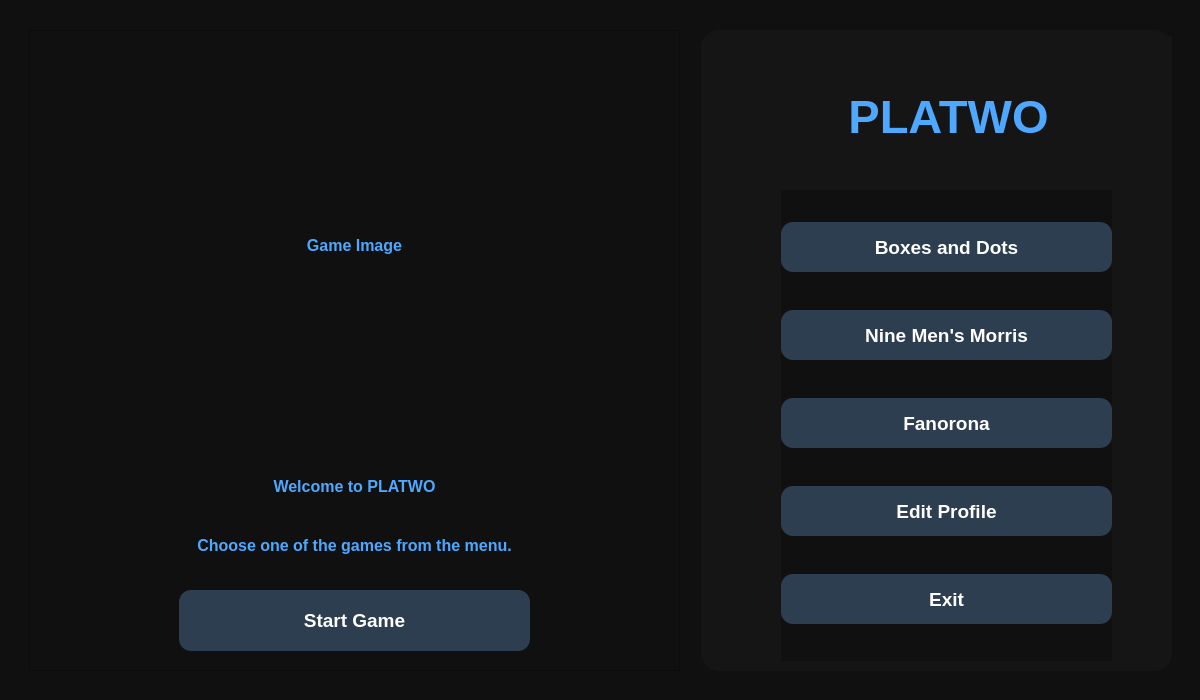
First picture: the form in Platwo/mainwindow.ui, repository Carbon-128X/CarbonApollo-PlaTwo, before the edit.
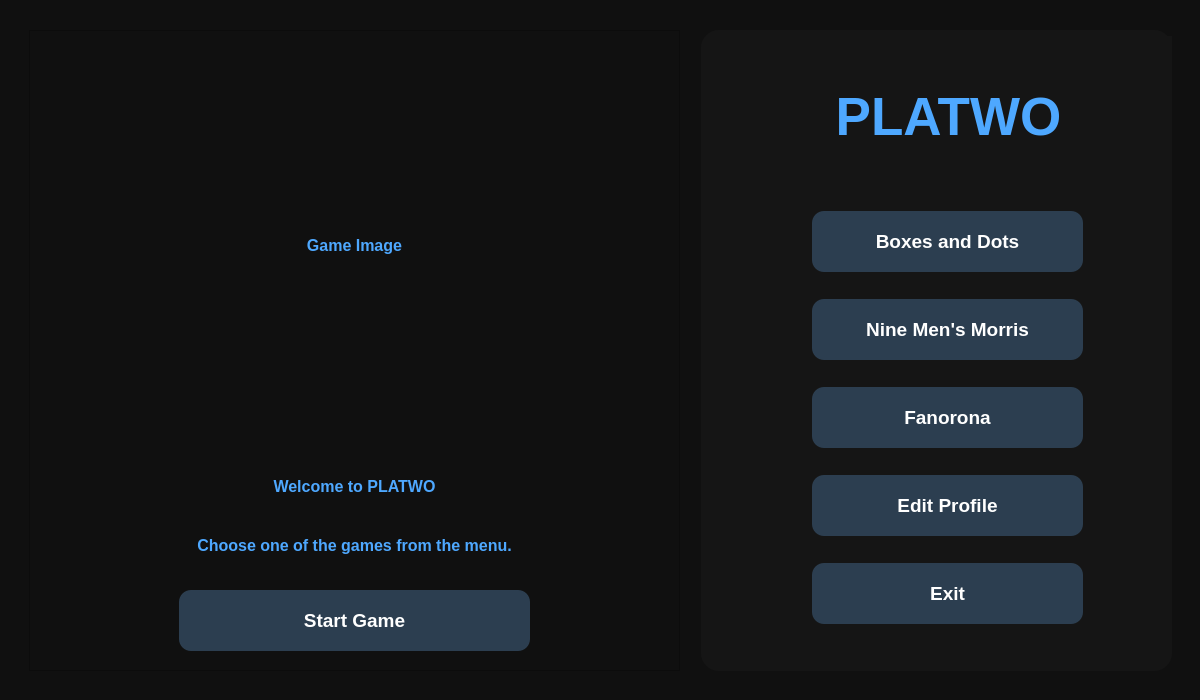
Second picture: the form after the edit.

Commit message: UI editing, completing the profile editing

The edit to the form file:
```diff
--- a/Platwo/mainwindow.ui
+++ b/Platwo/mainwindow.ui
@@ -52,9 +52,9 @@
       <widget class="QLabel" name="gameImage">
        <property name="geometry">
         <rect>
-         <x>40</x>
+         <x>20</x>
          <y>20</y>
-         <width>571</width>
+         <width>611</width>
          <height>391</height>
         </rect>
        </property>
@@ -210,7 +210,7 @@
     </property>
     <property name="font">
      <font>
-      <pointsize>35</pointsize>
+      <pointsize>40</pointsize>
       <bold>true</bold>
      </font>
     </property>
@@ -224,20 +224,17 @@
      <set>Qt::AlignmentFlag::AlignCenter</set>
     </property>
    </widget>
-   <widget class="QWidget" name="layoutWidget">
+   <widget class="QPushButton" name="exitButton">
     <property name="geometry">
      <rect>
-      <x>80</x>
-      <y>160</y>
-      <width>331</width>
-      <height>471</height>
+      <x>111</x>
+      <y>533</y>
+      <width>271</width>
+      <height>61</height>
      </rect>
     </property>
-    <layout class="QVBoxLayout" name="verticalLayout">
-     <item>
-      <widget class="QPushButton" name="boxesButton">
-       <property name="styleSheet">
-        <string notr="true">QPushButton{
+    <property name="styleSheet">
+     <string notr="true">QPushButton{
 
 background:#2C3E50;
 
@@ -266,16 +263,22 @@
 background:#2563EB;
 
 }</string>
-       </property>
-       <property name="text">
-        <string>Boxes and Dots</string>
-       </property>
-      </widget>
-     </item>
-     <item>
-      <widget class="QPushButton" name="morrisButton">
-       <property name="styleSheet">
-        <string notr="true">QPushButton{
+    </property>
+    <property name="text">
+     <string>Exit</string>
+    </property>
+   </widget>
+   <widget class="QPushButton" name="profileButton">
+    <property name="geometry">
+     <rect>
+      <x>111</x>
+      <y>445</y>
+      <width>271</width>
+      <height>61</height>
+     </rect>
+    </property>
+    <property name="styleSheet">
+     <string notr="true">QPushButton{
 
 background:#2C3E50;
 
@@ -304,16 +307,22 @@
 background:#2563EB;
 
 }</string>
-       </property>
-       <property name="text">
-        <string>Nine Men's Morris</string>
-       </property>
-      </widget>
-     </item>
-     <item>
-      <widget class="QPushButton" name="fanoronaButton">
-       <property name="styleSheet">
-        <string notr="true">QPushButton{
+    </property>
+    <property name="text">
+     <string>Edit Profile</string>
+    </property>
+   </widget>
+   <widget class="QPushButton" name="boxesButton">
+    <property name="geometry">
+     <rect>
+      <x>111</x>
+      <y>181</y>
+      <width>271</width>
+      <height>61</height>
+     </rect>
+    </property>
+    <property name="styleSheet">
+     <string notr="true">QPushButton{
 
 background:#2C3E50;
 
@@ -342,16 +351,22 @@
 background:#2563EB;
 
 }</string>
-       </property>
-       <property name="text">
-        <string>Fanorona</string>
-       </property>
-      </widget>
-     </item>
-     <item>
-      <widget class="QPushButton" name="profileButton">
-       <property name="styleSheet">
-        <string notr="true">QPushButton{
+    </property>
+    <property name="text">
+     <string>Boxes and Dots</string>
+    </property>
+   </widget>
+   <widget class="QPushButton" name="fanoronaButton">
+    <property name="geometry">
+     <rect>
+      <x>111</x>
+      <y>357</y>
+      <width>271</width>
+      <height>61</height>
+     </rect>
+    </property>
+    <property name="styleSheet">
+     <string notr="true">QPushButton{
 
 background:#2C3E50;
 
@@ -380,16 +395,22 @@
 background:#2563EB;
 
 }</string>
-       </property>
-       <property name="text">
-        <string>Edit Profile</string>
-       </property>
-      </widget>
-     </item>
-     <item>
-      <widget class="QPushButton" name="exitButton">
-       <property name="styleSheet">
-        <string notr="true">QPushButton{
+    </property>
+    <property name="text">
+     <string>Fanorona</string>
+    </property>
+   </widget>
+   <widget class="QPushButton" name="morrisButton">
+    <property name="geometry">
+     <rect>
+      <x>111</x>
+      <y>269</y>
+      <width>271</width>
+      <height>61</height>
+     </rect>
+    </property>
+    <property name="styleSheet">
+     <string notr="true">QPushButton{
 
 background:#2C3E50;
 
@@ -418,13 +439,10 @@
 background:#2563EB;
 
 }</string>
-       </property>
-       <property name="text">
-        <string>Exit</string>
-       </property>
-      </widget>
-     </item>
-    </layout>
+    </property>
+    <property name="text">
+     <string>Nine Men's Morris</string>
+    </property>
    </widget>
   </widget>
  </widget>
```
The commit also changes 11 other files.
